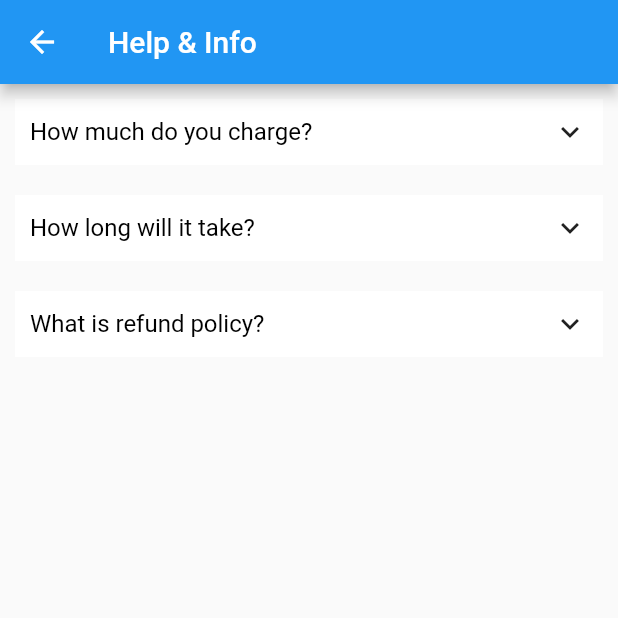
After one commit to Bishwonikhil/Mechanic-Lagbe, a Flutter app: the HelpInfo screen opened directly, on a phone screen of 412 x 824 dp, the top half of it. The commit adds this screen. Run offline on Flutter 3.47's test engine with Material 2 defaults, Android fonts, the phone set to English and light mode, and no system bars; drawn by our look-alikes of getwidget; our stand-ins replace animated_splash_screen, carousel_pro, firebase_auth, firebase_core, flutter_screenutil, fluttertoast and 5 more; missing offline and left inert: cloud_firestore_web, email_auth, firebase_auth_web, firebase_core_web, firebase_database_web, rate_my_app; accounts and stored records are empty; network calls fail.

Commit message:
Add files via upload

```diff
--- /dev/null
+++ b/lib/ui/help_info.dart
@@ -0,0 +1,29 @@
+import 'package:flutter/material.dart';
+import 'package:getwidget/getwidget.dart';
+
+class HelpInfo extends StatelessWidget{
+  @override
+  Widget build(BuildContext context){
+    return Scaffold(
+      appBar: AppBar(title: Text('Help & Info'),),
+      body: Container(
+          child: Column(
+            children: <Widget>[
+              GFAccordion(
+                title: "How much do you charge?",
+                content: "The price depend on the service. You can select a service to see the cost.",
+              ),
+              GFAccordion(
+                title: "How long will it take?",
+                content: "The time is mentioned on each service when you book the service.",
+              ),
+              GFAccordion(
+                title: "What is refund policy?",
+                content: "There are no refunds.",
+              ),
+            ],
+          )
+      ),
+    );
+  }
+}
```
Also changed, not shown: lib/ui/more_screen.dart (+41 -6 lines), lib/ui/rating_screen.dart (added, +148 -0 lines).
